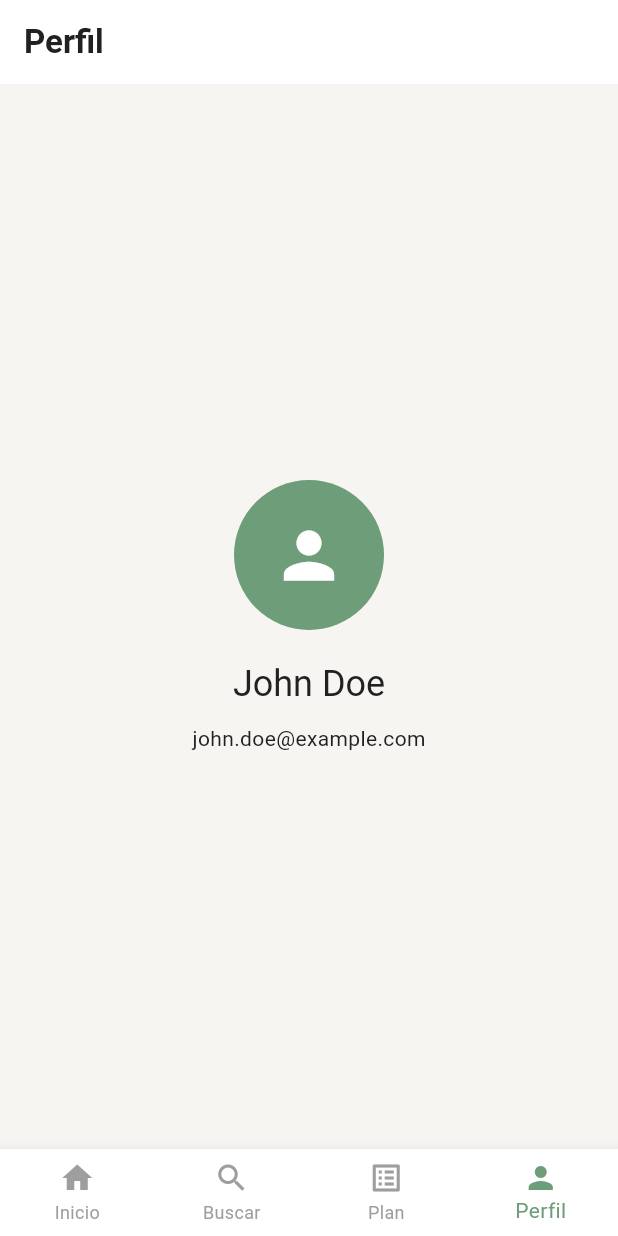
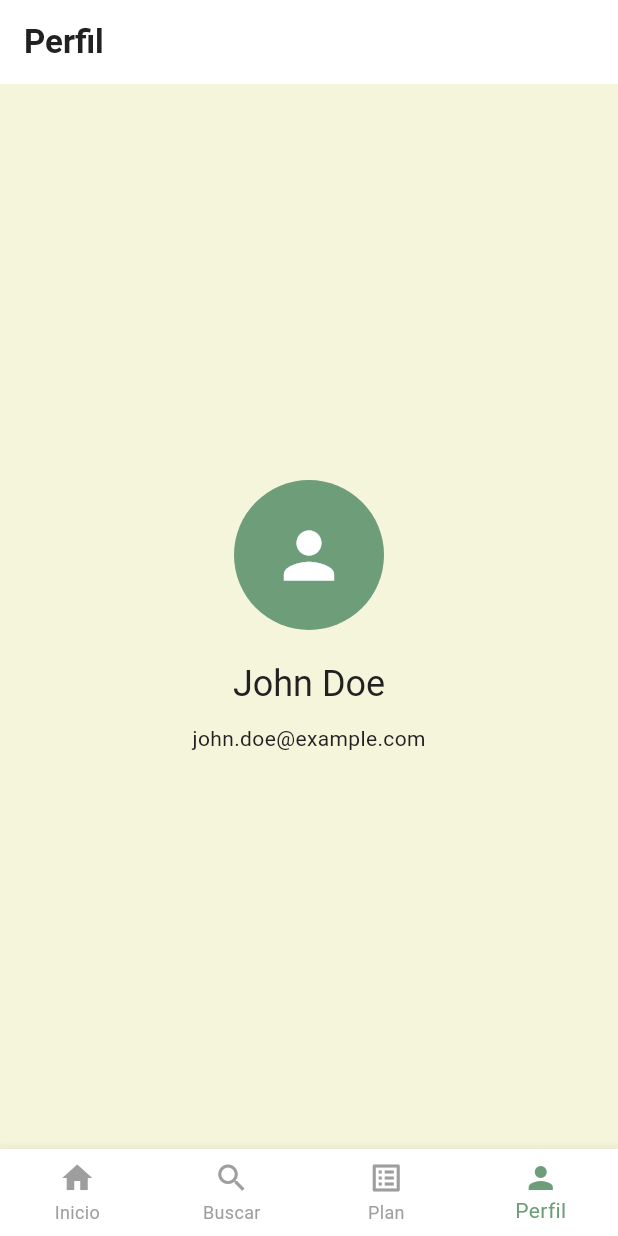
Before and after one commit to DIOLINK/flutter-que-comer-hoy, a Flutter app: the screen it shows once a user with an empty profile is signed in, item 4 of the bottom bar chosen, on a phone screen of 412 x 824 dp. Run offline on Flutter 3.47's test engine with Material 3 defaults, Android fonts, the phone set to English and light mode, and no system bars; our stand-ins replace firebase_auth, firebase_core, flutter_dotenv, google_sign_in; accounts and stored records are empty.

Commit message:
feat: simplificar la estructura de las pantallas y aplicar color de fondo beige

```diff
--- a/lib/screens/home_screen.dart
+++ b/lib/screens/home_screen.dart
@@ -1,14 +1,15 @@
+import 'package:firebase_auth/firebase_auth.dart';
 import 'package:flutter/material.dart';
-import 'package:firebase_auth/firebase_auth.dart';
+import 'package:que_comer_hoy/screens/plan_screen.dart';
 import 'package:que_comer_hoy/screens/profile_screen.dart';
 import 'package:que_comer_hoy/screens/search_screen.dart';
-import 'package:que_comer_hoy/screens/plan_screen.dart';
 import 'package:que_comer_hoy/services/auth_service.dart';
+import 'package:que_comer_hoy/theme/theme.dart'; // Importa los colores y temas
 
 class HomeScreen extends StatefulWidget {
   final User user;
 
-  const HomeScreen({Key? key, required this.user}) : super(key: key);
+  const HomeScreen({super.key, required this.user});
 
   @override
   State<HomeScreen> createState() => _HomeScreenState();
@@ -42,22 +43,10 @@ class _HomeScreenState extends State<HomeScreen> {
       body: _widgetOptions.elementAt(_selectedIndex),
       bottomNavigationBar: BottomNavigationBar(
         items: const <BottomNavigationBarItem>[
-          BottomNavigationBarItem(
-            icon: Icon(Icons.home),
-            label: 'Inicio',
-          ),
-          BottomNavigationBarItem(
-            icon: Icon(Icons.search),
-            label: 'Buscar',
-          ),
-          BottomNavigationBarItem(
-            icon: Icon(Icons.list_alt),
-            label: 'Plan',
-          ),
-          BottomNavigationBarItem(
-            icon: Icon(Icons.person),
-            label: 'Perfil',
-          ),
+          BottomNavigationBarItem(icon: Icon(Icons.home), label: 'Inicio'),
+          BottomNavigationBarItem(icon: Icon(Icons.search), label: 'Buscar'),
+          BottomNavigationBarItem(icon: Icon(Icons.list_alt), label: 'Plan'),
+          BottomNavigationBarItem(icon: Icon(Icons.person), label: 'Perfil'),
         ],
         currentIndex: _selectedIndex,
         onTap: _onItemTapped,
@@ -74,7 +63,7 @@ class HomeTab extends StatelessWidget {
   final User user;
   final AuthService _auth = AuthService();
 
-  HomeTab({Key? key, required this.user}) : super(key: key);
+  HomeTab({super.key, required this.user});
 
   @override
   Widget build(BuildContext context) {
@@ -87,12 +76,11 @@ class HomeTab extends StatelessWidget {
             onPressed: () async {
               await _auth.signOut();
             },
-          )
+          ),
         ],
       ),
-      body: Center(
-        child: Text('Bienvenido, ${user.displayName ?? 'Usuario'}'),
-      ),
+      backgroundColor: beigeColor,
+      body: Center(child: Text('Bienvenido, ${user.displayName ?? 'Usuario'}')),
     );
   }
 }
--- a/lib/screens/profile_screen.dart
+++ b/lib/screens/profile_screen.dart
@@ -1,8 +1,9 @@
 import 'package:flutter/material.dart';
 import 'package:que_comer_hoy/models/user_profile.dart';
+import 'package:que_comer_hoy/theme/theme.dart';
 
 class ProfileScreen extends StatelessWidget {
-  const ProfileScreen({Key? key}) : super(key: key);
+  const ProfileScreen({super.key});
 
   @override
   Widget build(BuildContext context) {
@@ -11,9 +12,8 @@ class ProfileScreen extends StatelessWidget {
     final userProfile = mockUserProfile;
 
     return Scaffold(
-      appBar: AppBar(
-        title: const Text('Perfil'),
-      ),
+      appBar: AppBar(title: const Text('Perfil')),
+      backgroundColor: beigeColor,
       body: Center(
         child: Column(
           mainAxisAlignment: MainAxisAlignment.center,
```
Also changed, not shown: lib/screens/plan_screen.dart (+5 -7 lines), lib/screens/search_screen.dart (+5 -7 lines).
